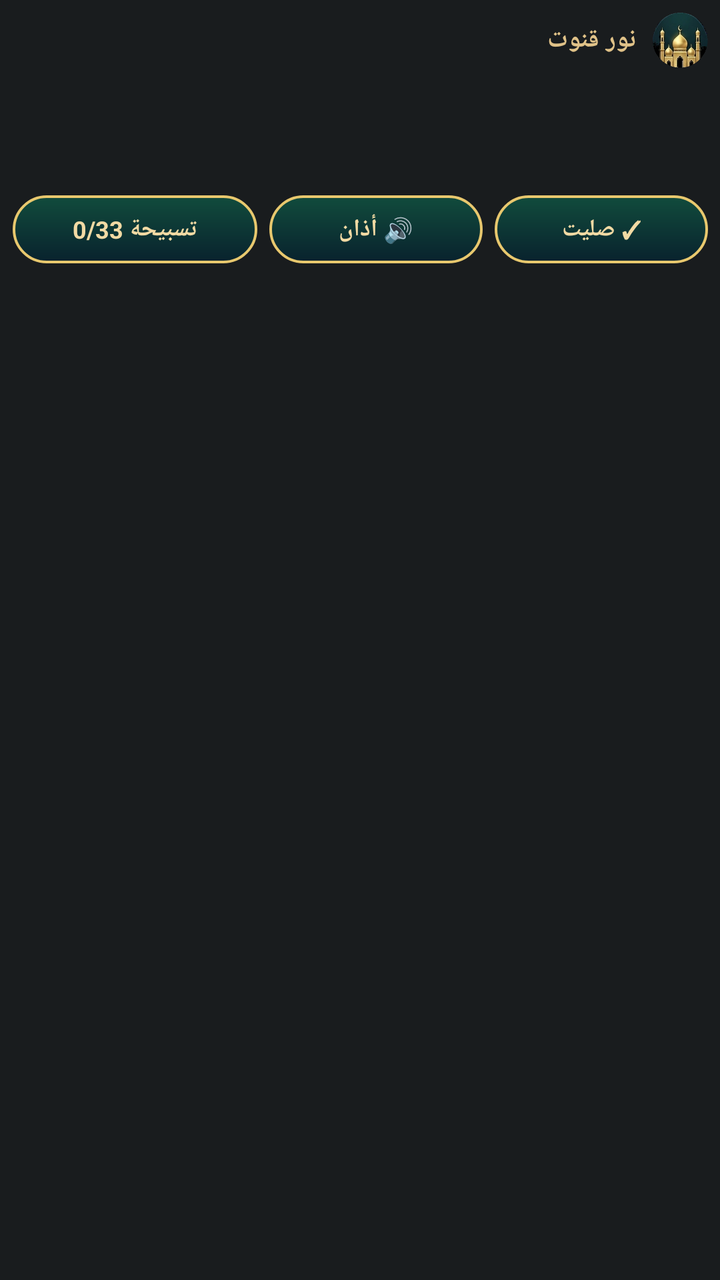
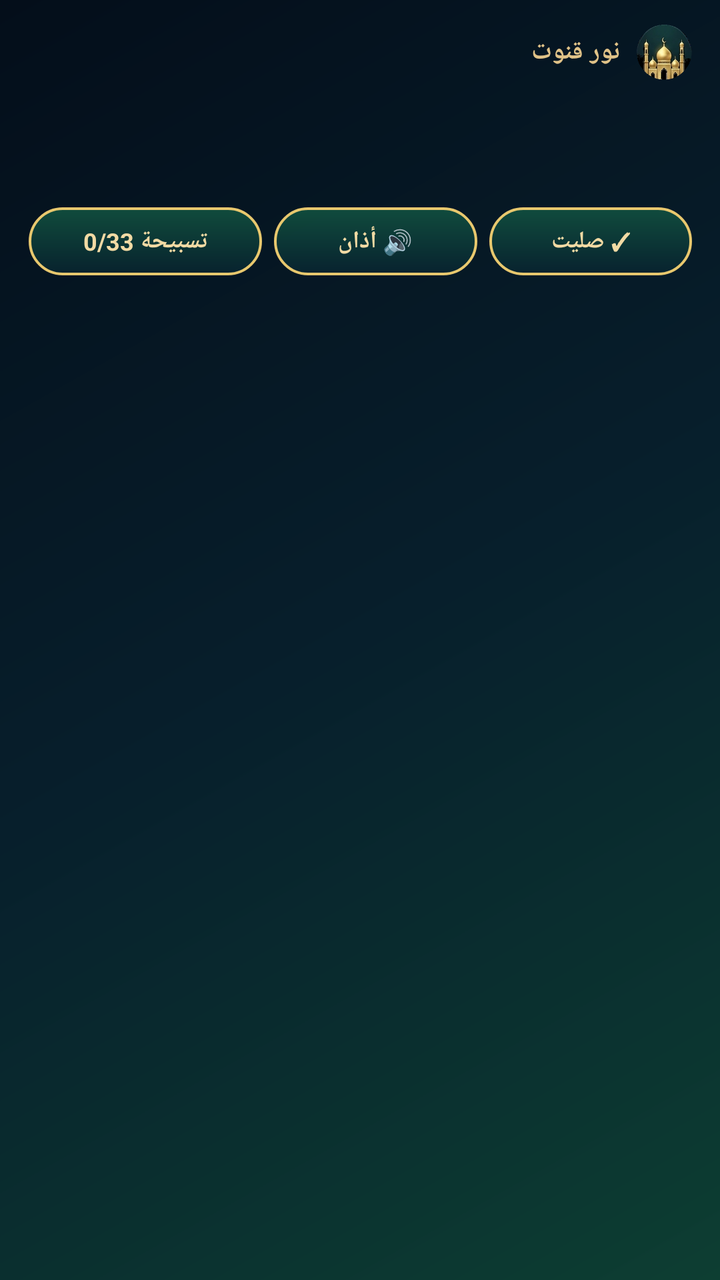

The first picture is an Android layout as it rendered before a commit; the second is the same layout after the commit. The layout source and the unified diff follow.
<!-- AndroidManifest.xml: application theme android:Theme.DeviceDefault.NoActionBar -->
<!-- res/layout/notif_sakina_live_horizon.xml -->
<?xml version="1.0" encoding="utf-8"?>
<FrameLayout xmlns:android="http://schemas.android.com/apk/res/android"
    android:layout_width="match_parent"
    android:layout_height="wrap_content"
    android:background="@android:color/transparent"
    android:layoutDirection="rtl">

    <ImageView
        android:id="@+id/iv_horizon_backdrop"
        android:layout_width="1dp"
        android:layout_height="1dp"
        android:visibility="gone"
        android:contentDescription="@null" />

    <LinearLayout
        android:layout_width="match_parent"
        android:layout_height="wrap_content"
        android:orientation="vertical"
        android:paddingStart="6dp"
        android:paddingEnd="6dp"
        android:paddingTop="6dp"
        android:paddingBottom="6dp">

        <LinearLayout
            android:layout_width="match_parent"
            android:layout_height="wrap_content"
            android:gravity="center_vertical"
            android:orientation="horizontal">

            <ImageView
                android:layout_width="28dp"
                android:layout_height="28dp"
                android:layout_marginEnd="8dp"
                android:scaleType="centerCrop"
                android:src="@drawable/ic_3d_mosque"
                android:contentDescription="@null" />

            <TextView
                android:id="@+id/tv_live_brand"
                android:layout_width="0dp"
                android:layout_height="wrap_content"
                android:layout_weight="1"
                android:text="نور قنوت"
                android:textColor="#FFE0C288"
                android:textSize="13sp"
                android:textStyle="bold" />

            <TextView
                android:id="@+id/tv_live_city_hijri"
                android:layout_width="wrap_content"
                android:layout_height="wrap_content"
                android:textColor="#CCFAF6EC"
                android:textSize="11sp" />
        </LinearLayout>

        <LinearLayout
            android:layout_width="match_parent"
            android:layout_height="wrap_content"
            android:layout_marginTop="6dp"
            android:gravity="center_vertical"
            android:orientation="horizontal">

            <TextView
                android:id="@+id/tv_next_prayer"
                android:layout_width="0dp"
                android:layout_height="wrap_content"
                android:layout_weight="1"
                android:textColor="#FFF2DAA4"
                android:textSize="20sp"
                android:textStyle="bold" />

            <TextView
                android:id="@+id/tv_remaining_time"
                android:layout_width="wrap_content"
                android:layout_height="wrap_content"
                android:textColor="#FF1EE3A8"
                android:textSize="18sp"
                android:textStyle="bold" />
        </LinearLayout>

        <TextView
            android:id="@+id/tv_five_prayers_strip"
            android:layout_width="match_parent"
            android:layout_height="wrap_content"
            android:layout_marginTop="6dp"
            android:gravity="center"
            android:maxLines="1"
            android:textColor="#DDFAF6EC"
            android:textSize="11sp" />

        <LinearLayout
            android:layout_width="match_parent"
            android:layout_height="wrap_content"
            android:layout_marginTop="10dp"
            android:orientation="horizontal">

            <TextView
                android:id="@+id/btn_live_prayed"
                android:layout_width="0dp"
                android:layout_height="34dp"
                android:layout_weight="1"
                android:layout_marginEnd="6dp"
                android:background="@drawable/bg_notif_gold_pill"
                android:gravity="center"
                android:text="✓ صليت"
                android:textColor="#FFF2DAA4"
                android:textSize="12sp"
                android:textStyle="bold" />

            <TextView
                android:id="@+id/btn_live_alert_mode"
                android:layout_width="0dp"
                android:layout_height="34dp"
                android:layout_weight="1"
                android:layout_marginEnd="6dp"
                android:background="@drawable/bg_notif_gold_pill"
                android:gravity="center"
                android:text="🔊 أذان"
                android:textColor="#FFF2DAA4"
                android:textSize="12sp"
                android:textStyle="bold" />

            <TextView
                android:id="@+id/btn_live_tasbih"
                android:layout_width="0dp"
                android:layout_height="34dp"
                android:layout_weight="1.15"
                android:background="@drawable/bg_notif_gold_pill"
                android:gravity="center"
                android:text="تسبيحة 0/33"
                android:textColor="#FFF2DAA4"
                android:textSize="12sp"
                android:textStyle="bold" />
        </LinearLayout>
    </LinearLayout>
</FrameLayout>
<!-- resources referenced by this layout -->
<resources>
  <!-- drawable bg_notif_gold_pill (drawable) -->
  <?xml version="1.0" encoding="utf-8"?>
  <shape xmlns:android="http://schemas.android.com/apk/res/android" android:shape="rectangle">
      <gradient
          android:angle="270"
          android:startColor="#F0104E3E"
          android:endColor="#F007222E" />
      <stroke android:width="1.3dp" android:color="#FFE8C86E" />
      <corners android:radius="50dp" />
  </shape>
  <!-- drawable ic_3d_mosque: webp bitmap (drawable, 6246 bytes) -->
</resources>

<!-- the commit's change to res/layout/notif_sakina_live_horizon.xml (unified diff, before → after) -->
@@ -2,24 +2,25 @@
 <FrameLayout xmlns:android="http://schemas.android.com/apk/res/android"
     android:layout_width="match_parent"
     android:layout_height="wrap_content"
-    android:background="@android:color/transparent"
+    android:background="@drawable/bg_notif_glass_card"
     android:layoutDirection="rtl">
 
     <ImageView
         android:id="@+id/iv_horizon_backdrop"
-        android:layout_width="1dp"
-        android:layout_height="1dp"
-        android:visibility="gone"
+        android:layout_width="match_parent"
+        android:layout_height="176dp"
+        android:alpha="0.46"
+        android:scaleType="centerCrop"
         android:contentDescription="@null" />
 
     <LinearLayout
         android:layout_width="match_parent"
         android:layout_height="wrap_content"
         android:orientation="vertical"
-        android:paddingStart="6dp"
-        android:paddingEnd="6dp"
-        android:paddingTop="6dp"
-        android:paddingBottom="6dp">
+        android:paddingStart="14dp"
+        android:paddingEnd="14dp"
+        android:paddingTop="12dp"
+        android:paddingBottom="12dp">
 
         <LinearLayout
             android:layout_width="match_parent"
@@ -49,7 +50,7 @@
                 android:id="@+id/tv_live_city_hijri"
                 android:layout_width="wrap_content"
                 android:layout_height="wrap_content"
-                android:textColor="#CCFAF6EC"
+                android:textColor="#DDFAF6EC"
                 android:textSize="11sp" />
         </LinearLayout>
 
@@ -85,7 +86,7 @@
             android:layout_marginTop="6dp"
             android:gravity="center"
             android:maxLines="1"
-            android:textColor="#DDFAF6EC"
+            android:textColor="#EEFAF6EC"
             android:textSize="11sp" />
 
         <LinearLayout
<!-- resource entries referenced after the edit -->
@@ -1,5 +1,14 @@
 <!-- resources referenced by this layout -->
 <resources>
+  <!-- drawable bg_notif_glass_card (drawable) -->
+  <?xml version="1.0" encoding="utf-8"?>
+  <shape xmlns:android="http://schemas.android.com/apk/res/android" android:shape="rectangle">
+      <gradient
+          android:angle="135"
+          android:startColor="#FF0D3E32"
+          android:centerColor="#FF071F2C"
+          android:endColor="#FF040E1A" />
+  </shape>
   <!-- drawable bg_notif_gold_pill (drawable) -->
   <?xml version="1.0" encoding="utf-8"?>
   <shape xmlns:android="http://schemas.android.com/apk/res/android" android:shape="rectangle">
